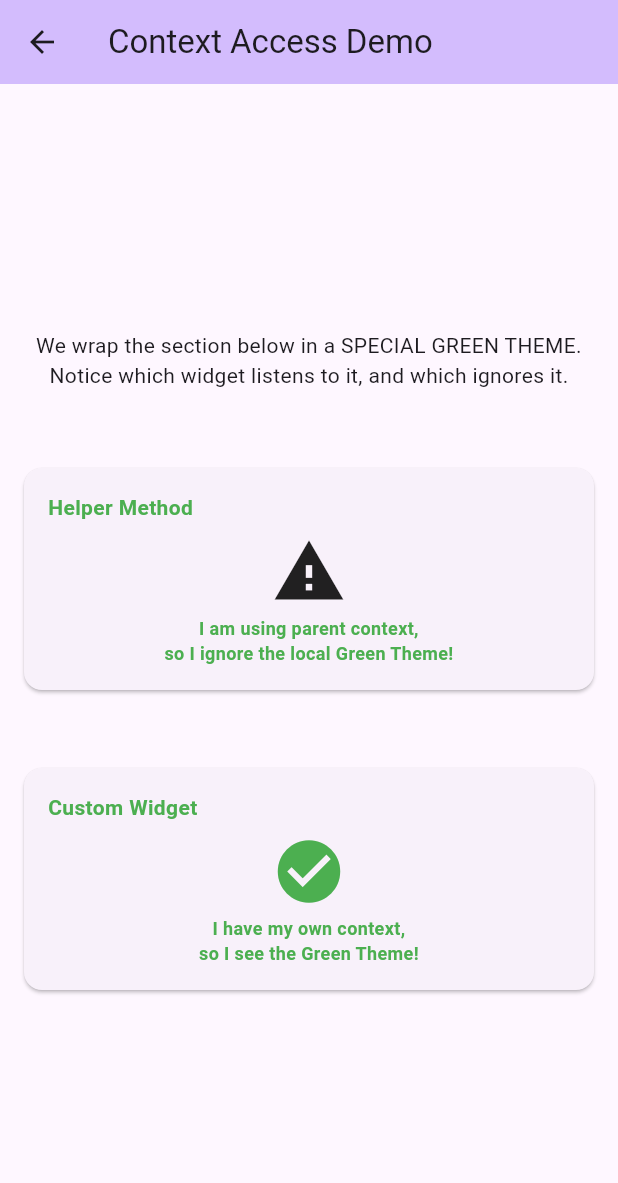
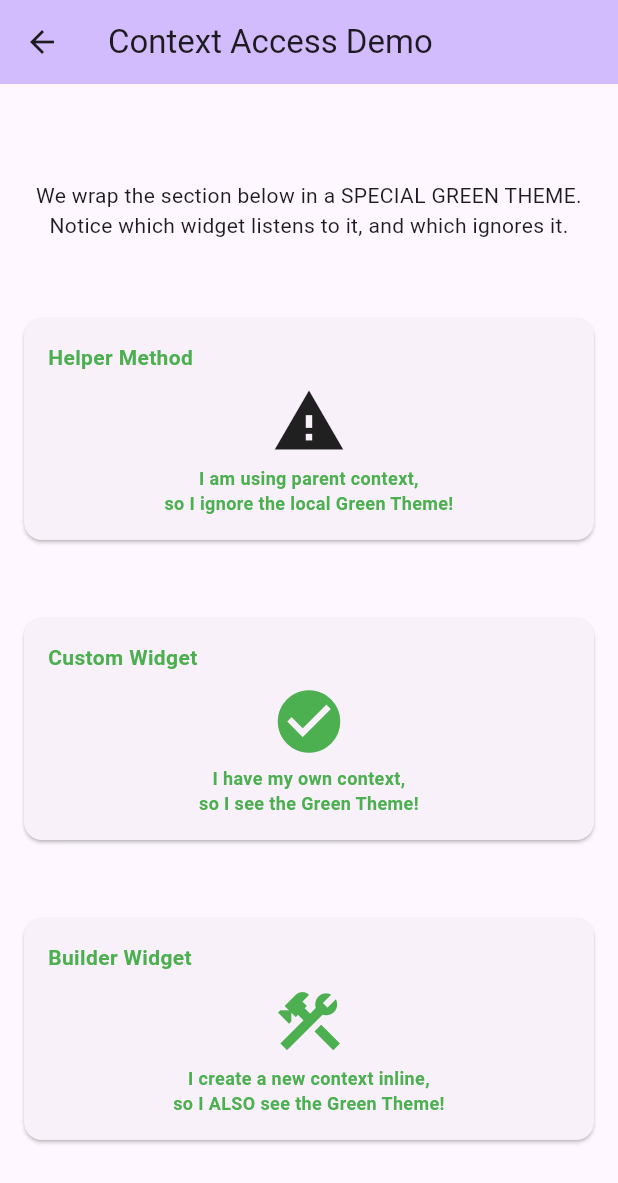
Before and after one commit to muhammad1339/widget_study, a Flutter app: the ContextAccessScreen screen opened directly, on a phone screen of 412 x 824 dp. Shown: the top 1183 px of the screen. Run offline on Flutter 3.47's test engine with Material 3 defaults, Android fonts, the phone set to English and light mode, and no system bars.

Commit message:
docs: Add a technical explanation and example for using the `Builder` widget to correctly access `Theme` data from helper methods by providing a new `BuildContext`.

```diff
--- a/lib/context_access_screen.dart
+++ b/lib/context_access_screen.dart
@@ -43,6 +43,36 @@ class ContextAccessScreen extends StatelessWidget {
                   // This widget is a child of the Theme.
                   // Its internal build method will look up the tree and find the Green Theme.
                   const CustomContextWidget(),
+
+                  const SizedBox(height: 20),
+
+                  // 3. BUILDER WIDGET (The Inline Fix)
+                  // Creates a new context inline, allowing us to see the parent Theme
+                  Builder(
+                    builder: (newContext) {
+                      final color = Theme.of(newContext).iconTheme.color;
+                      return Card(
+                        margin: const EdgeInsets.all(16.0),
+                        child: Padding(
+                          padding: const EdgeInsets.all(16.0),
+                          child: Column(
+                            crossAxisAlignment: CrossAxisAlignment.stretch,
+                            children: [
+                              const Text('Builder Widget'),
+                              const SizedBox(height: 8),
+                              Icon(Icons.construction, color: color),
+                              const SizedBox(height: 4),
+                              const Text(
+                                'I create a new context inline,\nso I ALSO see the Green Theme!',
+                                textAlign: TextAlign.center,
+                                style: TextStyle(fontSize: 12),
+                              ),
+                            ],
+                          ),
+                        ),
+                      );
+                    },
+                  ),
                 ],
               ),
             ),
```
Also changed, not shown: 1 other file.
